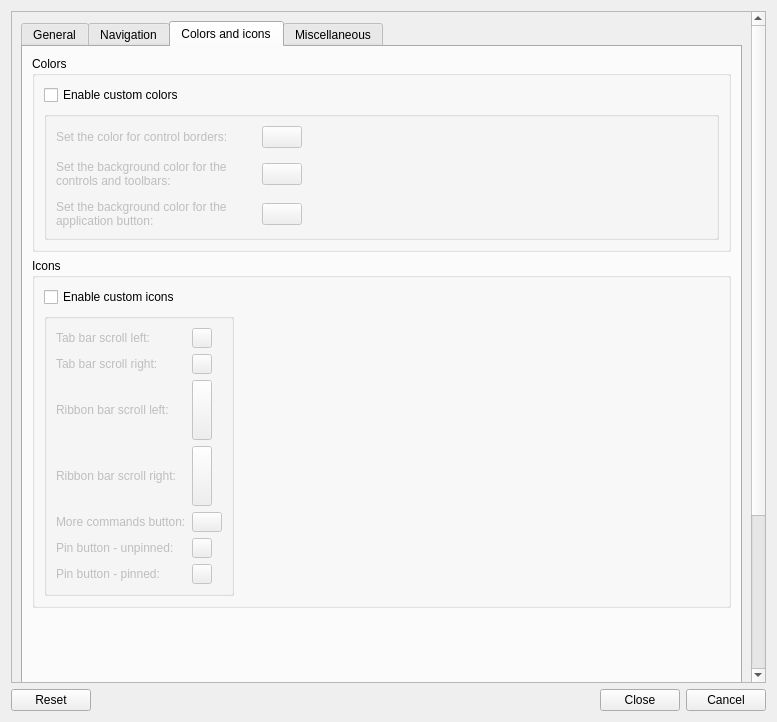
Before: the Qt Designer form Resources/ui/Settings.ui in APEbbers/FreeCAD-Ribbon, drawn with Qt 5.
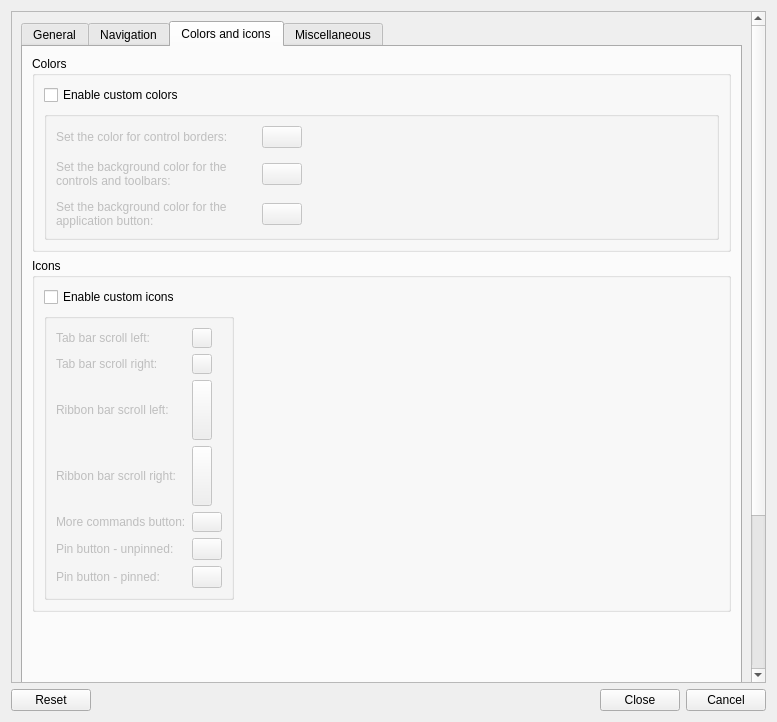
After: the same form once the commit is applied. Custom widgets are drawn as their Qt base class.

Commit message: UI tweaks for icon and colors

Patch:
```diff
--- a/Resources/ui/Settings.ui
+++ b/Resources/ui/Settings.ui
@@ -1477,8 +1477,8 @@
                        </property>
                        <property name="maximumSize">
                         <size>
-                         <width>20</width>
-                         <height>20</height>
+                         <width>30</width>
+                         <height>30</height>
                         </size>
                        </property>
                        <property name="text">
@@ -1503,8 +1503,8 @@
                        </property>
                        <property name="maximumSize">
                         <size>
-                         <width>20</width>
-                         <height>20</height>
+                         <width>30</width>
+                         <height>30</height>
                         </size>
                        </property>
                        <property name="baseSize">
```
The commit also changes 2 other files.
